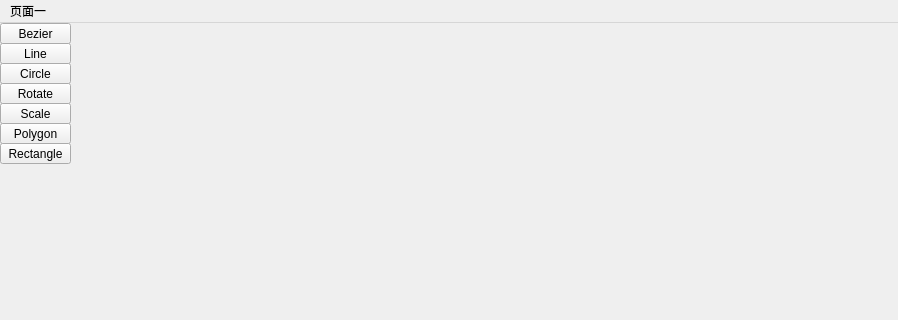
Qt form mainwindow.ui (Yong-Sun-2001/Painter) before a commit; both pictures show x 0 to 898 and y 0 to 320 of the 898 by 609 pixel window.
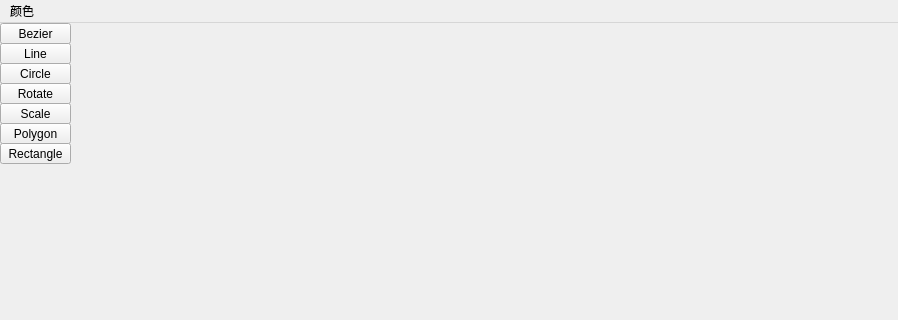
The same form after that commit.

Commit message: 尝试增加调色板/未完成

```diff
--- a/mainwindow.ui
+++ b/mainwindow.ui
@@ -142,7 +142,7 @@
    </property>
    <widget class="QMenu" name="menupainter">
     <property name="title">
-     <string>页面一</string>
+     <string>颜色</string>
     </property>
    </widget>
    <addaction name="menupainter"/>
```
Left out of the diff: 12 changed lines with no effect on the pictures. The commit also changes 2 other files.
